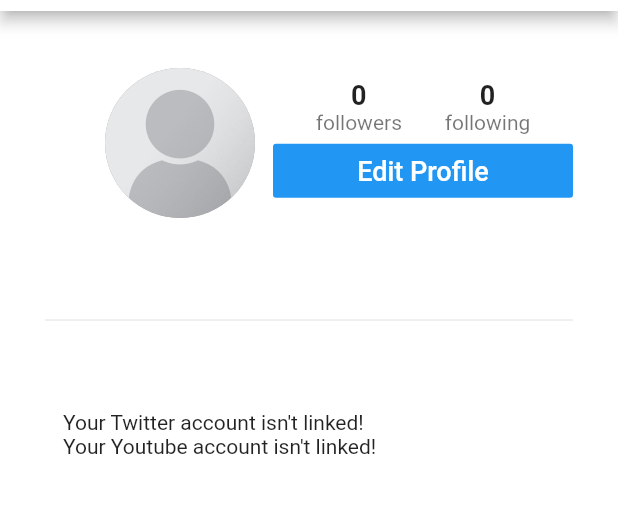
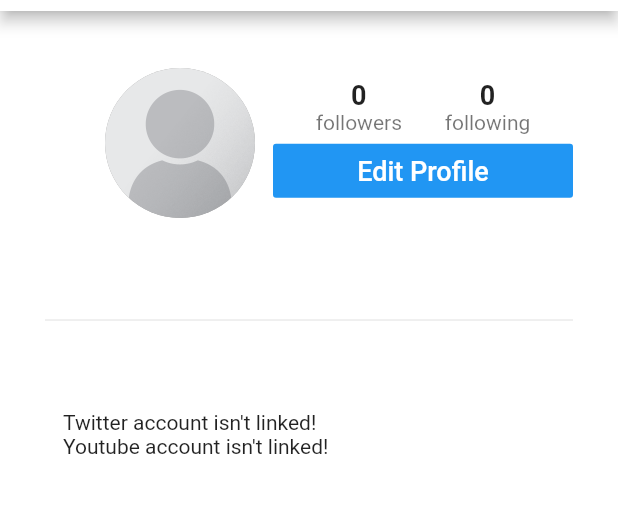
Before and after one commit to Catchmeon0/web, a Flutter app: the ProfileScreen screen opened directly, on a phone screen of 412 x 824 dp, the part 73-586 px from its top. Run offline on Flutter 3.47's test engine with Material 2 defaults, Android fonts, the phone set to English and light mode, and no system bars; our stand-ins replace cached_network_image, cloud_firestore, firebase_auth, firebase_storage, flutter_image_compress, get_storage and 2 more; missing offline and left inert: dart:html, dart:js, tweet_ui, twitter_api; accounts and stored records are empty; network calls fail; Roboto replaces fonts that are missing (Billabong).

Commit message:
Change  displayed message

```diff
--- a/lib/screens/homeTwetter/home_screen_tweets_mobile.dart
+++ b/lib/screens/homeTwetter/home_screen_tweets_mobile.dart
@@ -150,7 +150,7 @@ class _HomeScreenTweetsnMobileState extends State<HomeScreenTweetsnMobile> {
               ? EmbeddedTweetView.fromTweet(
                       Tweet.fromJson(box.read("tweet$index")))
                   : LinearProgressIndicator();} else
-                    return !loading  ?Text("No tweet found"): LinearProgressIndicator();
+                    return !loading  ?Center(child: Text("No tweet found"),): LinearProgressIndicator();
             },
             childCount:hasFollowedSomeOne &&  userFollowedHasTwitter ? box.read("dataSize"): 1,
           ) ,
--- a/lib/screens/homeYoutube/youtube_screen_mobile.dart
+++ b/lib/screens/homeYoutube/youtube_screen_mobile.dart
@@ -153,7 +153,7 @@ class _HomeScreenYoutubeMobileState extends State<HomeScreenYoutubeMobile> {
                 return  HomeScreenYTB( channelID:  box.read("channel_id$index")) ;
               },
               childCount:  box.read("_listSize"),
-            ) : SliverChildBuilderDelegate((context, index){return Text("No video found");},childCount: 1)
+            ) : SliverChildBuilderDelegate((context, index){return Center(child : Text("No video found"));},childCount: 1)
         ) ,
       ],
     );
--- a/lib/screens/profil/profile_screen.dart
+++ b/lib/screens/profil/profile_screen.dart
@@ -332,7 +332,7 @@ class _ProfileScreenState extends State<ProfileScreen> {
                       Theme.of(context).primaryColor, // Red
                     ),
                   ),
-                ),) : Text("Your Twitter account isn't linked!"),
+                ),) : Text("Twitter account isn't linked!"),
 
                 _isYoutubeLinked? Container(
                 child:  !_isLoading && !_isloadingTweet
@@ -343,7 +343,7 @@ class _ProfileScreenState extends State<ProfileScreen> {
                       Theme.of(context).primaryColor, // Red
                     ),
                   ),
-                ),):  Text("Your Youtube account isn't linked!"),
+                ),):  Text("Youtube account isn't linked!"),
 
 
               ],
```
